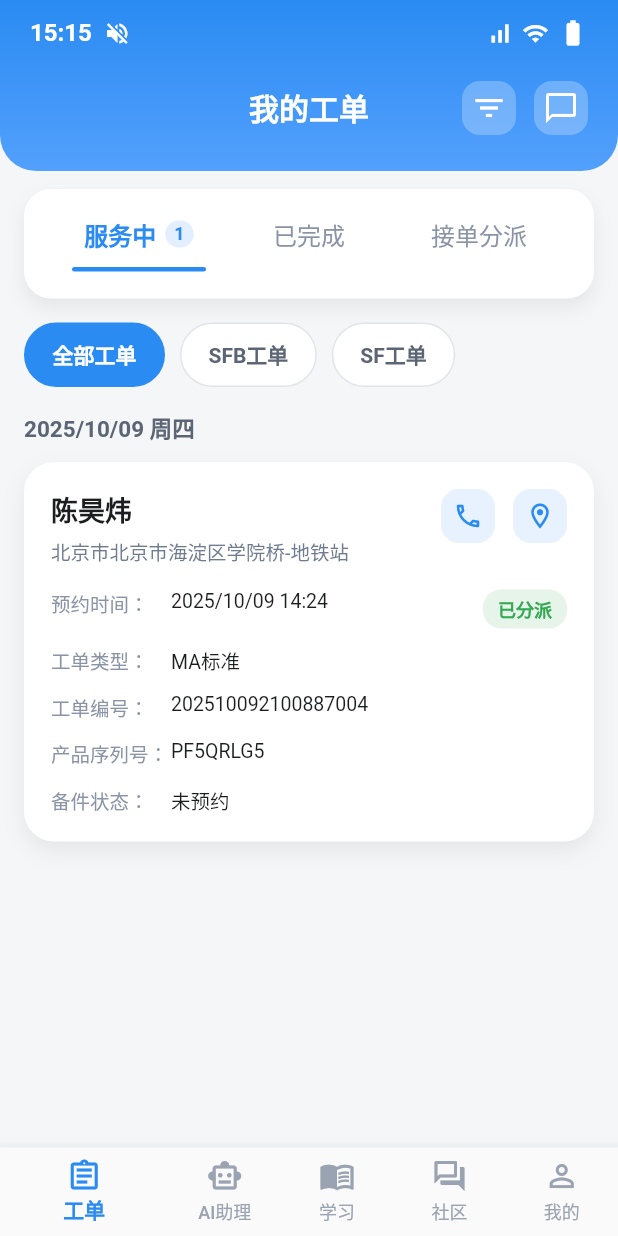
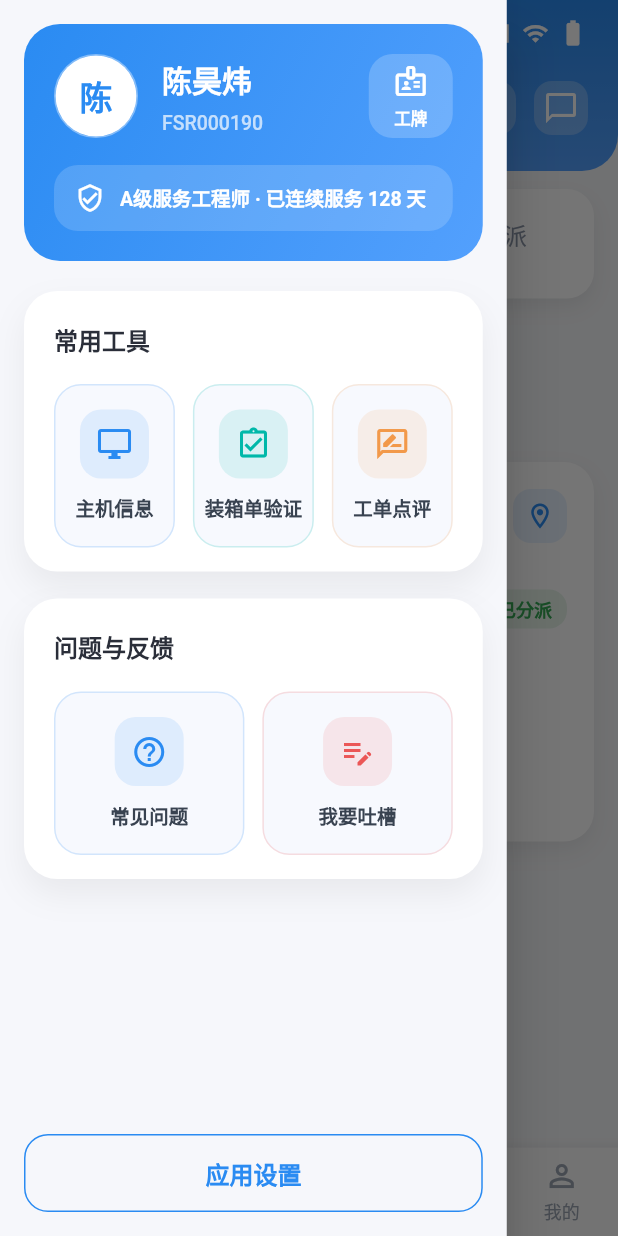
Before and after one commit to ChenGeno/EaseServe, a Flutter app: the screen it shows after launch, with the side drawer open (before the commit the screen has no drawer), on a phone screen of 412 x 824 dp. Run offline on Flutter 3.47's test engine with Material 2 defaults, Android fonts, the light colour scheme and no system bars.

Commit message:
feat: add work orders drawer navigation

```diff
--- a/prototype_by_flutter/lib/home/ease_serve_home_page.dart
+++ b/prototype_by_flutter/lib/home/ease_serve_home_page.dart
@@ -4,6 +4,7 @@ import '../ai_helper/ai_helper_view.dart';
 import '../community/community_view.dart';
 import '../profile/profile_view.dart';
 import '../study/study_view.dart';
+import '../work_orders/work_orders_drawer.dart';
 import '../work_orders/work_orders_view.dart';
 
 class EaseServeHomePage extends StatefulWidget {
@@ -44,6 +45,8 @@ class _EaseServeHomePageState extends State<EaseServeHomePage> {
   Widget build(BuildContext context) {
     return Scaffold(
       backgroundColor: _scaffoldColor,
+      drawerEnableOpenDragGesture: _selectedIndex == 0,
+      drawer: _selectedIndex == 0 ? const WorkOrdersDrawer() : null,
       body: SafeArea(
         child: _buildBody(),
       ),
--- a/prototype_by_flutter/lib/profile/profile_view.dart
+++ b/prototype_by_flutter/lib/profile/profile_view.dart
@@ -147,6 +147,16 @@ class _ProfileMenu extends StatelessWidget {
         title: '点评',
       ),
       _ProfileMenuItemData(
+        icon: Icons.fact_check_outlined,
+        iconColor: Color(0xFF5C6BC0),
+        title: '我要吐槽',
+      ),
+      _ProfileMenuItemData(
+        icon: Icons.help_outline,
+        iconColor: Color(0xFF26A69A),
+        title: '常见问题',
+      ),
+      _ProfileMenuItemData(
         icon: Icons.info_outline,
         iconColor: Color(0xFF2ECC71),
         title: '关于',
--- /dev/null
+++ b/prototype_by_flutter/lib/work_orders/work_orders_drawer.dart
@@ -0,0 +1,364 @@
+import 'package:flutter/material.dart';
+
+class WorkOrdersDrawer extends StatelessWidget {
+  const WorkOrdersDrawer({super.key});
+
+  @override
+  Widget build(BuildContext context) {
+    final screenWidth = MediaQuery.of(context).size.width;
+
+    return Drawer(
+      width: screenWidth * 0.82,
+      backgroundColor: const Color(0xFFF6F7FB),
+      child: SafeArea(
+        child: Column(
+          crossAxisAlignment: CrossAxisAlignment.stretch,
+          children: [
+            const SizedBox(height: 16),
+            const _DrawerProfileHeader(),
+            const SizedBox(height: 20),
+            Expanded(
+              child: SingleChildScrollView(
+                padding: const EdgeInsets.symmetric(horizontal: 16),
+                child: Column(
+                  children: const [
+                    _DrawerSection(
+                      title: '常用工具',
+                      columns: 3,
+                      items: [
+                        _DrawerMenuItemData(
+                          icon: Icons.desktop_windows_outlined,
+                          label: '主机信息',
+                          accentColor: Color(0xFF2A8BF2),
+                        ),
+                        _DrawerMenuItemData(
+                          icon: Icons.assignment_turned_in_outlined,
+                          label: '装箱单验证',
+                          accentColor: Color(0xFF00B8A9),
+                        ),
+                        _DrawerMenuItemData(
+                          icon: Icons.rate_review_outlined,
+                          label: '工单点评',
+                          accentColor: Color(0xFFF2994A),
+                        ),
+                      ],
+                    ),
+                    SizedBox(height: 18),
+                    _DrawerSection(
+                      title: '问题与反馈',
+                      columns: 2,
+                      items: [
+                        _DrawerMenuItemData(
+                          icon: Icons.help_outline,
+                          label: '常见问题',
+                          accentColor: Color(0xFF2A8BF2),
+                        ),
+                        _DrawerMenuItemData(
+                          icon: Icons.edit_note_outlined,
+                          label: '我要吐槽',
+                          accentColor: Color(0xFFEB5757),
+                        ),
+                      ],
+                    ),
+                  ],
+                ),
+              ),
+            ),
+            const Padding(
+              padding: EdgeInsets.fromLTRB(16, 0, 16, 16),
+              child: _DrawerSettingsButton(),
+            ),
+          ],
+        ),
+      ),
+    );
+  }
+}
+
+class _DrawerProfileHeader extends StatelessWidget {
+  const _DrawerProfileHeader();
+
+  @override
+  Widget build(BuildContext context) {
+    return Padding(
+      padding: const EdgeInsets.symmetric(horizontal: 16),
+      child: Container(
+        padding: const EdgeInsets.all(20),
+        decoration: BoxDecoration(
+          gradient: const LinearGradient(
+            colors: [Color(0xFF2A8BF2), Color(0xFF53A0FD)],
+            begin: Alignment.topLeft,
+            end: Alignment.bottomRight,
+          ),
+          borderRadius: BorderRadius.circular(24),
+        ),
+        child: Column(
+          crossAxisAlignment: CrossAxisAlignment.start,
+          children: [
+            Row(
+              crossAxisAlignment: CrossAxisAlignment.center,
+              children: [
+                Container(
+                  height: 56,
+                  width: 56,
+                  decoration: BoxDecoration(
+                    shape: BoxShape.circle,
+                    border: Border.all(color: Colors.white.withOpacity(0.4)),
+                  ),
+                  child: const CircleAvatar(
+                    backgroundColor: Colors.white,
+                    child: Text(
+                      '陈',
+                      style: TextStyle(
+                        fontSize: 22,
+                        fontWeight: FontWeight.w700,
+                        color: Color(0xFF2A8BF2),
+                      ),
+                    ),
+                  ),
+                ),
+                const SizedBox(width: 16),
+                Expanded(
+                  child: Column(
+                    crossAxisAlignment: CrossAxisAlignment.start,
+                    children: [
+                      const Text(
+                        '陈昊炜',
+                        style: TextStyle(
+                          color: Colors.white,
+                          fontSize: 20,
+                          fontWeight: FontWeight.w700,
+                        ),
+                        overflow: TextOverflow.ellipsis,
+                      ),
+                      const SizedBox(height: 6),
+                      const Text(
+                        'FSR000190',
+                        style: TextStyle(
+                          color: Colors.white70,
+                          fontSize: 13,
+                          fontWeight: FontWeight.w500,
+                        ),
+                        overflow: TextOverflow.ellipsis,
+                      ),
+                    ],
+                  ),
+                ),
+                const SizedBox(width: 16),
+                _DrawerBadgeButton(onTap: () {}),
+              ],
+            ),
+            const SizedBox(height: 18),
+            Container(
+              padding: const EdgeInsets.symmetric(horizontal: 14, vertical: 12),
+              decoration: BoxDecoration(
+                color: Colors.white.withOpacity(0.16),
+                borderRadius: BorderRadius.circular(16),
+              ),
+              child: Row(
+                children: const [
+                  Icon(Icons.verified_user_outlined,
+                      color: Colors.white, size: 20),
+                  SizedBox(width: 10),
+                  Expanded(
+                    child: Text(
+                      'A级服务工程师 · 已连续服务 128 天',
+                      style: TextStyle(
+                        color: Colors.white,
+                        fontSize: 13,
+                        fontWeight: FontWeight.w600,
+                      ),
+                    ),
+                  ),
+                ],
+              ),
+            ),
+          ],
+        ),
+      ),
+    );
+  }
+}
+
+class _DrawerBadgeButton extends StatelessWidget {
+  final VoidCallback onTap;
+
+  const _DrawerBadgeButton({required this.onTap});
+
+  @override
+  Widget build(BuildContext context) {
+    return GestureDetector(
+      onTap: onTap,
+      child: Container(
+        height: 56,
+        width: 56,
+        decoration: BoxDecoration(
+          color: Colors.white.withOpacity(0.2),
+          borderRadius: BorderRadius.circular(16),
+        ),
+        child: Column(
+          mainAxisAlignment: MainAxisAlignment.center,
+          children: const [
+            Icon(Icons.badge_outlined, color: Colors.white, size: 24),
+            SizedBox(height: 4),
+            Text(
+              '工牌',
+              style: TextStyle(
+                color: Colors.white,
+                fontSize: 11,
+                fontWeight: FontWeight.w600,
+              ),
+            ),
+          ],
+        ),
+      ),
+    );
+  }
+}
+
+class _DrawerSection extends StatelessWidget {
+  final String title;
+  final List<_DrawerMenuItemData> items;
+  final int columns;
+
+  const _DrawerSection({
+    required this.title,
+    required this.items,
+    this.columns = 3,
+  });
+
+  @override
+  Widget build(BuildContext context) {
+    return Container(
+      width: double.infinity,
+      padding: const EdgeInsets.fromLTRB(20, 20, 20, 16),
+      decoration: BoxDecoration(
+        color: Colors.white,
+        borderRadius: BorderRadius.circular(22),
+        boxShadow: const [
+          BoxShadow(
+            color: Color(0x0F000000),
+            blurRadius: 18,
+            offset: Offset(0, 10),
+          ),
+        ],
+      ),
+      child: Column(
+        crossAxisAlignment: CrossAxisAlignment.start,
+        children: [
+          Text(
+            title,
+            style: const TextStyle(
+              fontSize: 16,
+              fontWeight: FontWeight.w700,
+              color: Color(0xFF2A2E39),
+            ),
+          ),
+          const SizedBox(height: 18),
+          LayoutBuilder(
+            builder: (context, constraints) {
+              final totalSpacing = 12.0 * (columns - 1);
+              final itemWidth = (constraints.maxWidth - totalSpacing) / columns;
+
+              return Wrap(
+                spacing: 12,
+                runSpacing: 12,
+                children: [
+                  for (final item in items)
+                    SizedBox(
+                      width: itemWidth,
+                      child: _DrawerMenuItem(data: item),
+                    ),
+                ],
+              );
+            },
+          ),
+        ],
+      ),
+    );
+  }
+}
+
+class _DrawerMenuItemData {
+  final IconData icon;
+  final String label;
+  final Color accentColor;
+
+  const _DrawerMenuItemData({
+    required this.icon,
+    required this.label,
+    required this.accentColor,
+  });
+}
+
+class _DrawerMenuItem extends StatelessWidget {
+  final _DrawerMenuItemData data;
+
+  const _DrawerMenuItem({required this.data});
+
+  @override
+  Widget build(BuildContext context) {
+    return Container(
+      padding: const EdgeInsets.symmetric(vertical: 16),
+      decoration: BoxDecoration(
+        color: const Color(0xFFF7F9FE),
+        borderRadius: BorderRadius.circular(18),
+        border: Border.all(color: data.accentColor.withOpacity(0.18)),
+      ),
+      child: Column(
+        mainAxisSize: MainAxisSize.min,
+        children: [
+          Container(
+            height: 46,
+            width: 46,
+            decoration: BoxDecoration(
+              color: data.accentColor.withOpacity(0.12),
+              borderRadius: BorderRadius.circular(14),
+            ),
+            child: Icon(
+              data.icon,
+              color: data.accentColor,
+              size: 24,
+            ),
+          ),
+          const SizedBox(height: 10),
+          Text(
+            data.label,
+            textAlign: TextAlign.center,
+            style: const TextStyle(
+              fontSize: 13,
+              fontWeight: FontWeight.w600,
+              color: Color(0xFF384250),
+            ),
+          ),
+        ],
+      ),
+    );
+  }
+}
+
+class _DrawerSettingsButton extends StatelessWidget {
+  const _DrawerSettingsButton();
+
+  @override
+  Widget build(BuildContext context) {
+    return OutlinedButton(
+      onPressed: () {},
+      style: OutlinedButton.styleFrom(
+        padding: const EdgeInsets.symmetric(vertical: 14),
+        shape: RoundedRectangleBorder(
+          borderRadius: BorderRadius.circular(16),
+        ),
+        side: const BorderSide(color: Color(0xFF2A8BF2)),
+      ),
+      child: const Text(
+        '应用设置',
+        style: TextStyle(
+          fontSize: 16,
+          fontWeight: FontWeight.w700,
+          color: Color(0xFF2A8BF2),
+        ),
+      ),
+    );
+  }
+}
--- a/prototype_by_flutter/lib/work_orders/work_orders_view.dart
+++ b/prototype_by_flutter/lib/work_orders/work_orders_view.dart
@@ -247,6 +247,17 @@ class _TitleAndActionsRow extends StatelessWidget {
             ),
           ),
           Align(
+            alignment: Alignment.centerLeft,
+            child: Builder(
+              builder: (context) => _HeaderDrawerButton(
+                onPressed: () {
+                  final scaffoldState = Scaffold.maybeOf(context);
+                  scaffoldState?.openDrawer();
+                },
+              ),
+            ),
+          ),
+          Align(
             alignment: Alignment.centerRight,
             child: Row(
               mainAxisSize: MainAxisSize.min,
@@ -278,6 +289,28 @@ class _HeaderIconButton extends StatelessWidget {
         borderRadius: BorderRadius.circular(12),
       ),
       child: Icon(icon, color: Colors.white),
+    );
+  }
+}
+
+class _HeaderDrawerButton extends StatelessWidget {
+  final VoidCallback onPressed;
+
+  const _HeaderDrawerButton({required this.onPressed});
+
+  @override
+  Widget build(BuildContext context) {
+    return GestureDetector(
+      onTap: onPressed,
+      child: Container(
+        height: 36,
+        width: 36,
+        decoration: BoxDecoration(
+          color: Colors.white.withOpacity(0.25),
+          borderRadius: BorderRadius.circular(12),
+        ),
+        child: const Icon(Icons.menu, color: Colors.white),
+      ),
     );
   }
 }
```
